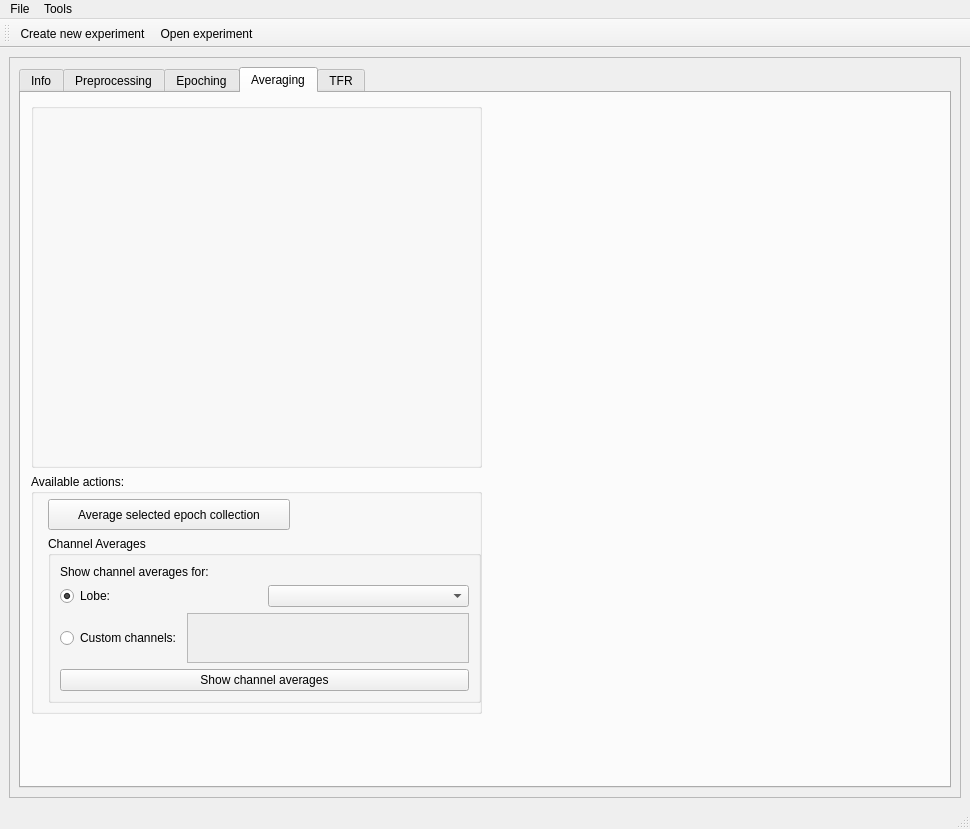
First picture: the form in meggie/ui/qt4Designer_ui_files/mainWindow.ui, repository cibr-jyu/meggie, before the edit.
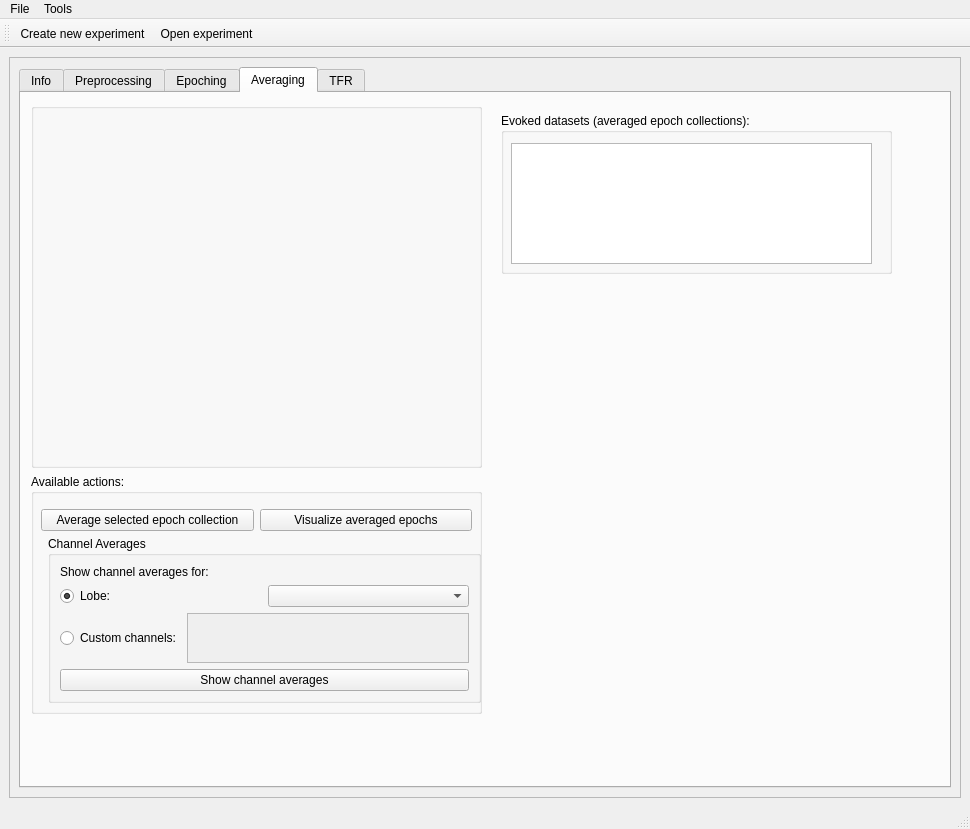
Second picture: the form after the edit. The open tabs and pages were chosen to show the change.

Commit message: Averaged epoch collections listed on Averaging tab. Creating and visualizing averaged epochs separated.

The edit to the form file:
```diff
--- a/meggie/ui/qt4Designer_ui_files/mainWindow.ui
+++ b/meggie/ui/qt4Designer_ui_files/mainWindow.ui
@@ -1815,15 +1815,18 @@
                    </item>
                   </layout>
                  </widget>
+                 <widget class="QWidget" name="horizontalLayoutWidget">
+                  <property name="geometry">
+                   <rect>
+                    <x>10</x>
+                    <y>30</y>
+                    <width>431</width>
+                    <height>33</height>
+                   </rect>
+                  </property>
+                  <layout class="QHBoxLayout" name="horizontalLayout_2">
+                   <item>
                  <widget class="QPushButton" name="pushButtonAverage">
-                  <property name="geometry">
-                   <rect>
-                    <x>17</x>
-                    <y>25</y>
-                    <width>242</width>
-                    <height>31</height>
-                   </rect>
-                  </property>
                   <property name="sizePolicy">
                    <sizepolicy hsizetype="Fixed" vsizetype="Fixed">
                     <horstretch>0</horstretch>
@@ -1840,6 +1843,16 @@
                    <string>Average selected epoch collection</string>
                   </property>
                  </widget>
+                   </item>
+                   <item>
+                    <widget class="QPushButton" name="pushButtonVisualizeAveragedEpochs">
+                     <property name="text">
+                      <string>Visualize averaged epochs</string>
+                     </property>
+                    </widget>
+                   </item>
+                  </layout>
+                 </widget>
                 </widget>
                </item>
                <item row="0" column="0">
@@ -1857,6 +1870,32 @@
                </item>
               </layout>
              </widget>
+             <widget class="QGroupBox" name="groupBoxEvokeds">
+              <property name="geometry">
+               <rect>
+                <x>480</x>
+                <y>20</y>
+                <width>391</width>
+                <height>161</height>
+               </rect>
+              </property>
+              <property name="title">
+               <string>Evoked datasets (averaged epoch collections):</string>
+              </property>
+              <widget class="QListWidget" name="listWidgetEvokeds">
+               <property name="geometry">
+                <rect>
+                 <x>10</x>
+                 <y>30</y>
+                 <width>361</width>
+                 <height>121</height>
+                </rect>
+               </property>
+               <property name="selectionMode">
+                <enum>QAbstractItemView::SingleSelection</enum>
+               </property>
+              </widget>
+             </widget>
             </widget>
             <widget class="QWidget" name="tabTFR">
              <attribute name="title">
```
Left out of the diff: 2 changed lines with no effect on the pictures. Lines whose indentation alone changed are shown as unchanged. The commit also changes 3 other files.
